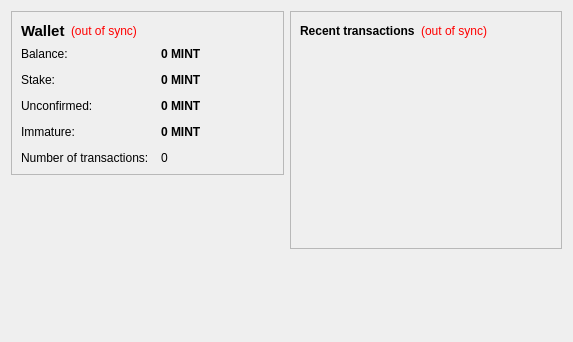
This is src/qt/forms/overviewpage.ui in Crestington/mintcoin as Qt 5 draws it before an edit. The edited form follows.
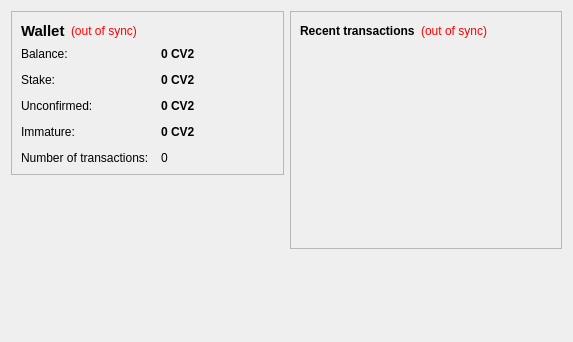
This is the edited form. Icons and pictures are not drawn.

Patch:
```diff
--- a/src/qt/forms/overviewpage.ui
+++ b/src/qt/forms/overviewpage.ui
@@ -105,7 +105,7 @@
              <string>Your current balance</string>
             </property>
             <property name="text">
-             <string notr="true">0 MINT</string>
+             <string notr="true">0 CV2</string>
             </property>
             <property name="textInteractionFlags">
              <set>Qt::LinksAccessibleByMouse|Qt::TextSelectableByKeyboard|Qt::TextSelectableByMouse</set>
@@ -134,7 +134,7 @@
              <string>Total of coins that was staked, and do not yet count toward the current balance</string>
             </property>
             <property name="text">
-             <string notr="true">0 MINT</string>
+             <string notr="true">0 CV2</string>
             </property>
             <property name="textInteractionFlags">
              <set>Qt::LinksAccessibleByMouse|Qt::TextSelectableByKeyboard|Qt::TextSelectableByMouse</set>
@@ -163,7 +163,7 @@
              <string>Total of transactions that have yet to be confirmed, and do not yet count toward the current balance</string>
             </property>
             <property name="text">
-             <string notr="true">0 MINT</string>
+             <string notr="true">0 CV2</string>
             </property>
             <property name="textInteractionFlags">
              <set>Qt::LinksAccessibleByMouse|Qt::TextSelectableByKeyboard|Qt::TextSelectableByMouse</set>
@@ -189,7 +189,7 @@
              <string>Mined balance that has not yet matured</string>
             </property>
             <property name="text">
-             <string notr="true">0 MINT</string>
+             <string notr="true">0 CV2</string>
             </property>
             <property name="textInteractionFlags">
              <set>Qt::LinksAccessibleByMouse|Qt::TextSelectableByKeyboard|Qt::TextSelectableByMouse</set>
```
Left out of the diff: 2 changed lines with no effect on the pictures.
